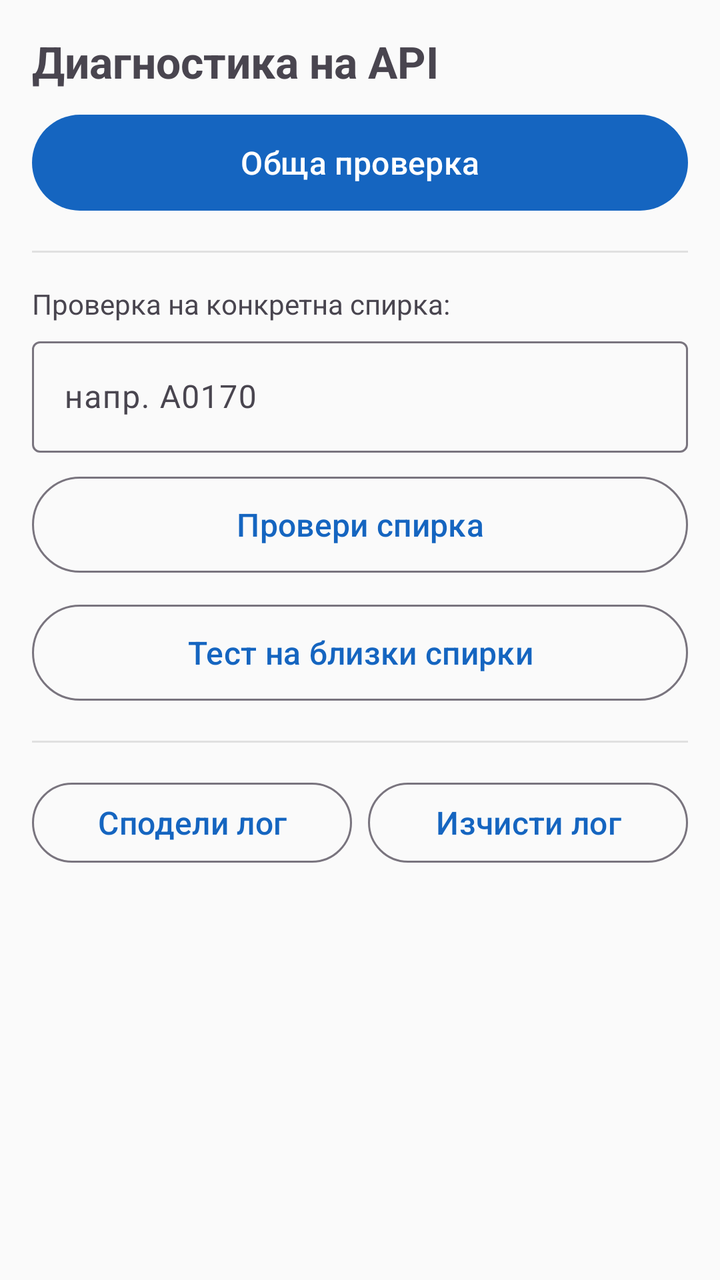
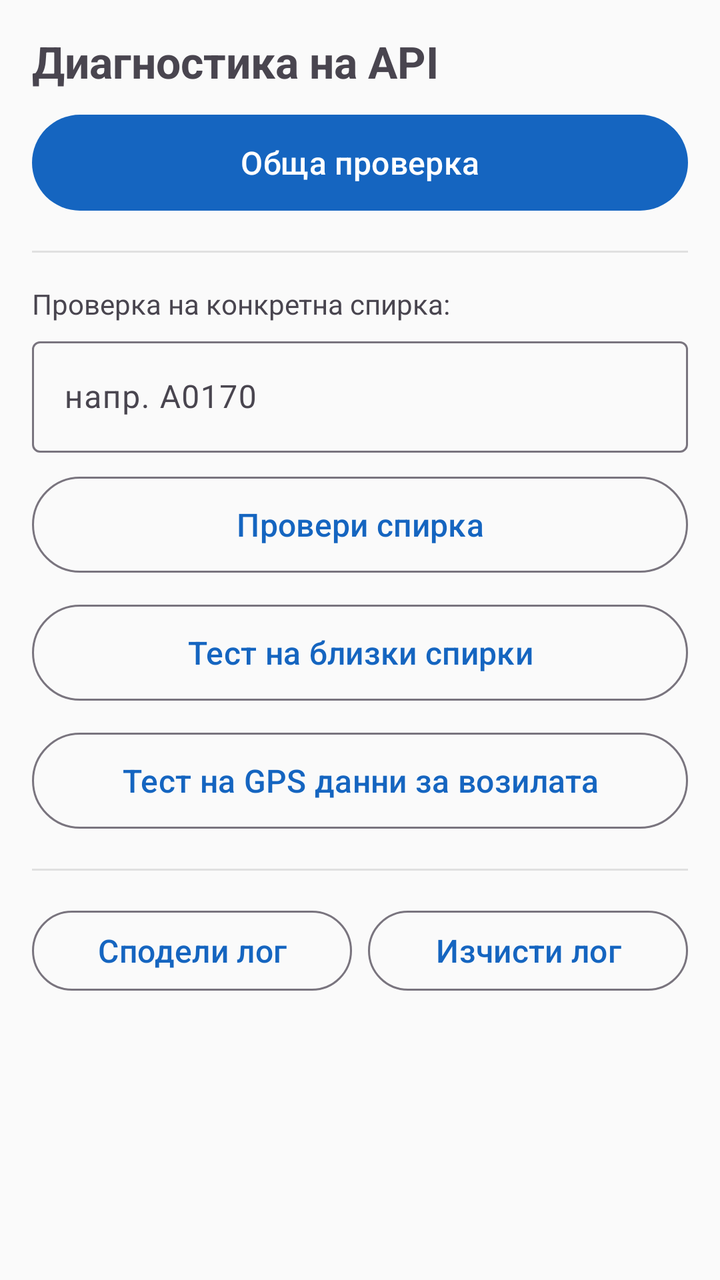

Before-and-after screenshots of an Android layout around one commit, followed by the original layout XML and the change that was made.
<!-- AndroidManifest.xml: application theme Theme.SofiaTransit -->
<!-- res/layout/fragment_diagnostics.xml -->
<?xml version="1.0" encoding="utf-8"?>
<LinearLayout xmlns:android="http://schemas.android.com/apk/res/android"
    android:layout_width="match_parent"
    android:layout_height="match_parent"
    android:orientation="vertical"
    android:padding="16dp">

    <TextView
        android:layout_width="match_parent"
        android:layout_height="wrap_content"
        android:text="Диагностика на API"
        android:textSize="22sp"
        android:textStyle="bold"
        android:paddingBottom="8dp"
        android:accessibilityHeading="true"/>

    <Button android:id="@+id/btnRun"
        android:layout_width="match_parent"
        android:layout_height="56dp"
        android:text="Обща проверка"
        android:contentDescription="Стартирай обща диагностична проверка"
        style="@style/Widget.Material3.Button"/>

    <View
        android:layout_width="match_parent"
        android:layout_height="1dp"
        android:background="#E0E0E0"
        android:layout_marginVertical="16dp"/>

    <TextView
        android:layout_width="match_parent"
        android:layout_height="wrap_content"
        android:text="Проверка на конкретна спирка:"
        android:textSize="14sp"
        android:paddingBottom="4dp"/>

    <com.google.android.material.textfield.TextInputLayout
        android:layout_width="match_parent"
        android:layout_height="wrap_content"
        android:hint="напр. A0170"
        style="@style/Widget.Material3.TextInputLayout.OutlinedBox">

        <com.google.android.material.textfield.TextInputEditText
            android:id="@+id/etStopId"
            android:layout_width="match_parent"
            android:layout_height="wrap_content"
            android:inputType="textCapCharacters"
            android:maxLines="1"
            android:contentDescription="Въведете stop_id за проверка"/>
    </com.google.android.material.textfield.TextInputLayout>

    <Button android:id="@+id/btnLookup"
        android:layout_width="match_parent"
        android:layout_height="56dp"
        android:text="Провери спирка"
        android:contentDescription="Провери дали въведената спирка има пристигания"
        android:layout_marginTop="8dp"
        style="@style/Widget.Material3.Button.OutlinedButton"/>

    <Button android:id="@+id/btnTestNearby"
        android:layout_width="match_parent"
        android:layout_height="56dp"
        android:text="Тест на близки спирки"
        android:contentDescription="Тествай извличането на близки спирки от текущото местоположение"
        android:layout_marginTop="8dp"
        style="@style/Widget.Material3.Button.OutlinedButton"/>

    <View
        android:layout_width="match_parent"
        android:layout_height="1dp"
        android:background="#E0E0E0"
        android:layout_marginVertical="16dp"/>

    <LinearLayout
        android:layout_width="match_parent"
        android:layout_height="wrap_content"
        android:orientation="horizontal"
        android:weightSum="2">

        <Button android:id="@+id/btnShareLog"
            android:layout_width="0dp"
            android:layout_height="48dp"
            android:layout_weight="1"
            android:layout_marginEnd="4dp"
            android:text="Сподели лог"
            android:contentDescription="Сподели текущия лог файл"
            style="@style/Widget.Material3.Button.OutlinedButton"/>

        <Button android:id="@+id/btnClearLog"
            android:layout_width="0dp"
            android:layout_height="48dp"
            android:layout_weight="1"
            android:layout_marginStart="4dp"
            android:text="Изчисти лог"
            android:contentDescription="Изтрий текущия лог файл"
            style="@style/Widget.Material3.Button.OutlinedButton"/>
    </LinearLayout>

    <ProgressBar android:id="@+id/pbProgress"
        android:layout_width="32dp"
        android:layout_height="32dp"
        android:layout_gravity="center"
        android:layout_marginTop="16dp"
        android:visibility="gone"
        android:importantForAccessibility="no"/>

    <ScrollView
        android:layout_width="match_parent"
        android:layout_height="match_parent"
        android:layout_marginTop="16dp">

        <TextView android:id="@+id/tvReport"
            android:layout_width="match_parent"
            android:layout_height="wrap_content"
            android:textSize="13sp"
            android:fontFamily="monospace"
            android:textIsSelectable="true"
            android:padding="8dp"/>
    </ScrollView>
</LinearLayout>
<!-- resources referenced by this layout -->
<resources>
  <style name="Theme.SofiaTransit" parent="Theme.Material3.DayNight.NoActionBar">
          <item name="colorPrimary">@color/primary</item>
          <item name="colorOnPrimary">@color/on_primary</item>
          <item name="colorPrimaryContainer">@color/primary_container</item>
          <item name="colorSurface">@color/surface</item>
          <item name="android:windowBackground">@color/background</item>
          
          <item name="android:textSize">16sp</item>
          
          <item name="minTouchTargetSize">48dp</item>
      </style>
  <color name="primary">#1565C0</color>
  <color name="on_primary">#FFFFFF</color>
  <color name="primary_container">#BBDEFB</color>
  <color name="surface">#FFFFFF</color>
  <color name="background">#FAFAFA</color>
</resources>

<!-- the commit's change to res/layout/fragment_diagnostics.xml (unified diff, before → after) -->
@@ -65,6 +65,14 @@
         android:layout_marginTop="8dp"
         style="@style/Widget.Material3.Button.OutlinedButton"/>
 
+    <Button android:id="@+id/btnDiagnoseVehicles"
+        android:layout_width="match_parent"
+        android:layout_height="56dp"
+        android:text="Тест на GPS данни за возилата"
+        android:contentDescription="Провери свежестта на позициите и кои возила са най-близо"
+        android:layout_marginTop="8dp"
+        style="@style/Widget.Material3.Button.OutlinedButton"/>
+
     <View
         android:layout_width="match_parent"
         android:layout_height="1dp"
